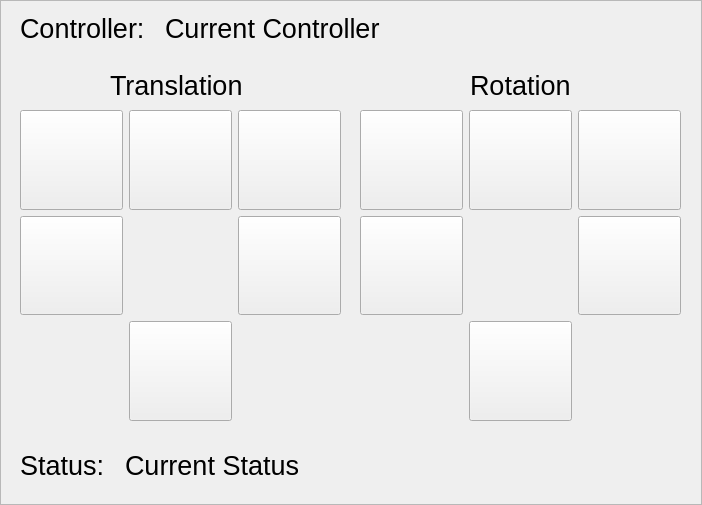
Above: hrl_experiments/hrl_ellipsoidal_control/src/hrl_ellipsoidal_control/arm_cart_control_gui.ui from gt-ros-pkg/hrl before the change. Below: the same form after it.
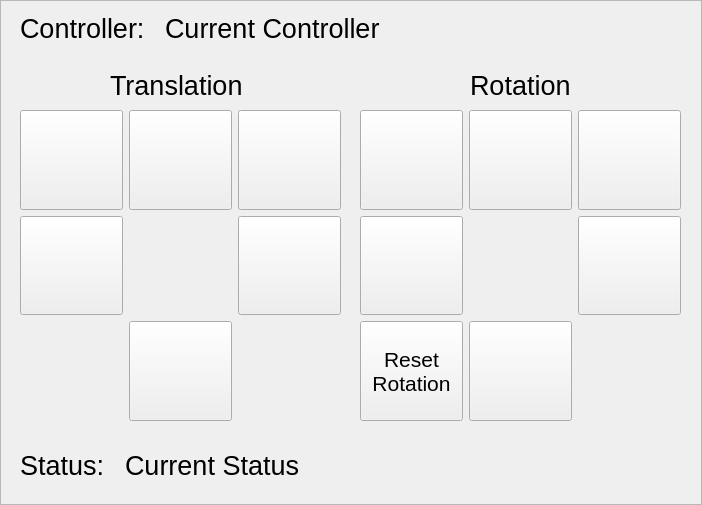
That is the form after the change. Icons and pictures are not drawn.

Commit message: Interface updated and naming problems removed.  Has reset_rotation button and can hide and show buttons.

```diff
--- a/hrl_experiments/hrl_ellipsoidal_control/src/hrl_ellipsoidal_control/arm_cart_control_gui.ui
+++ b/hrl_experiments/hrl_ellipsoidal_control/src/hrl_ellipsoidal_control/arm_cart_control_gui.ui
@@ -178,6 +178,30 @@
       </property>
      </widget>
     </item>
+    <item row="2" column="0">
+     <widget class="QPushButton" name="reset_rotation">
+      <property name="sizePolicy">
+       <sizepolicy hsizetype="Expanding" vsizetype="Expanding">
+        <horstretch>0</horstretch>
+        <verstretch>0</verstretch>
+       </sizepolicy>
+      </property>
+      <property name="baseSize">
+       <size>
+        <width>80</width>
+        <height>80</height>
+       </size>
+      </property>
+      <property name="styleSheet">
+       <string notr="true">font: 16pt ;
+background-image: url(:/resources/empty.png);</string>
+      </property>
+      <property name="text">
+       <string>Reset
+Rotation</string>
+      </property>
+     </widget>
+    </item>
    </layout>
   </widget>
   <widget class="QLabel" name="label_5">
@@ -222,29 +246,6 @@
     </rect>
    </property>
    <layout class="QGridLayout" name="gridLayout_2">
-    <item row="0" column="0">
-     <widget class="QPushButton" name="translate_out">
-      <property name="sizePolicy">
-       <sizepolicy hsizetype="Expanding" vsizetype="Expanding">
-        <horstretch>0</horstretch>
-        <verstretch>0</verstretch>
-       </sizepolicy>
-      </property>
-      <property name="baseSize">
-       <size>
-        <width>80</width>
-        <height>80</height>
-       </size>
-      </property>
-      <property name="styleSheet">
-       <string notr="true">image: url(:/resources/translate_out_on.png);
-background-image: url(:/resources/empty.png);</string>
-      </property>
-      <property name="text">
-       <string/>
-      </property>
-     </widget>
-    </item>
     <item row="0" column="1">
      <widget class="QPushButton" name="translate_up">
       <property name="sizePolicy">
@@ -268,29 +269,6 @@
       </property>
      </widget>
     </item>
-    <item row="0" column="2">
-     <widget class="QPushButton" name="translate_in">
-      <property name="sizePolicy">
-       <sizepolicy hsizetype="Expanding" vsizetype="Expanding">
-        <horstretch>0</horstretch>
-        <verstretch>0</verstretch>
-       </sizepolicy>
-      </property>
-      <property name="baseSize">
-       <size>
-        <width>80</width>
-        <height>80</height>
-       </size>
-      </property>
-      <property name="styleSheet">
-       <string notr="true">image: url(:/resources/translate_in_on.png);
-background-image: url(:/resources/empty.png);</string>
-      </property>
-      <property name="text">
-       <string/>
-      </property>
-     </widget>
-    </item>
     <item row="1" column="0">
      <widget class="QPushButton" name="translate_left">
       <property name="sizePolicy">
@@ -371,6 +349,52 @@
       </property>
      </widget>
     </item>
+    <item row="0" column="2">
+     <widget class="QPushButton" name="translate_out">
+      <property name="sizePolicy">
+       <sizepolicy hsizetype="Expanding" vsizetype="Expanding">
+        <horstretch>0</horstretch>
+        <verstretch>0</verstretch>
+       </sizepolicy>
+      </property>
+      <property name="baseSize">
+       <size>
+        <width>80</width>
+        <height>80</height>
+       </size>
+      </property>
+      <property name="styleSheet">
+       <string notr="true">image: url(:/resources/translate_out_on.png);
+background-image: url(:/resources/empty.png);</string>
+      </property>
+      <property name="text">
+       <string/>
+      </property>
+     </widget>
+    </item>
+    <item row="0" column="0">
+     <widget class="QPushButton" name="translate_in">
+      <property name="sizePolicy">
+       <sizepolicy hsizetype="Expanding" vsizetype="Expanding">
+        <horstretch>0</horstretch>
+        <verstretch>0</verstretch>
+       </sizepolicy>
+      </property>
+      <property name="baseSize">
+       <size>
+        <width>80</width>
+        <height>80</height>
+       </size>
+      </property>
+      <property name="styleSheet">
+       <string notr="true">image: url(:/resources/translate_in_on.png);
+background-image: url(:/resources/empty.png);</string>
+      </property>
+      <property name="text">
+       <string/>
+      </property>
+     </widget>
+    </item>
    </layout>
   </widget>
   <widget class="QWidget" name="layoutWidget_3">
```
The commit also changes 8 other files.
